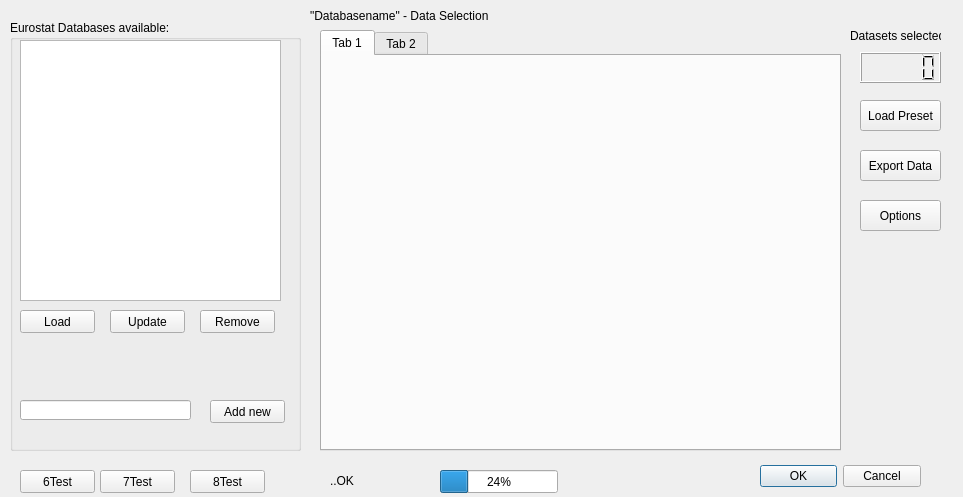
This is app/gui/base.ui in petres/eurostat as Qt 5 draws it before an edit. The edited form follows.
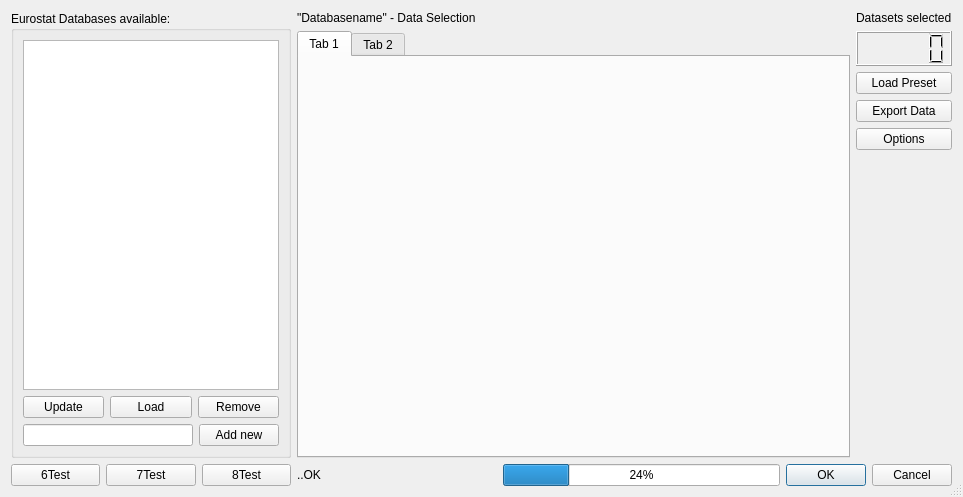
This is the edited form.

Commit message: dialog grid layouts

The edit to the form file:
```diff
--- a/app/gui/base.ui
+++ b/app/gui/base.ui
@@ -13,287 +13,203 @@
   <property name="windowTitle">
    <string>Dialog</string>
   </property>
-  <widget class="QDialogButtonBox" name="buttonBox">
-   <property name="geometry">
-    <rect>
-     <x>760</x>
-     <y>460</y>
-     <width>161</width>
-     <height>32</height>
-    </rect>
-   </property>
-   <property name="styleSheet">
-    <string notr="true"/>
-   </property>
-   <property name="orientation">
-    <enum>Qt::Horizontal</enum>
-   </property>
-   <property name="standardButtons">
-    <set>QDialogButtonBox::Cancel|QDialogButtonBox::Ok</set>
-   </property>
-  </widget>
-  <widget class="QLabel" name="label_2">
-   <property name="geometry">
-    <rect>
-     <x>310</x>
-     <y>0</y>
-     <width>181</width>
-     <height>31</height>
-    </rect>
-   </property>
-   <property name="text">
-    <string>&quot;Databasename&quot; - Data Selection</string>
-   </property>
-  </widget>
-  <widget class="QTabWidget" name="tabWidget">
-   <property name="geometry">
-    <rect>
-     <x>320</x>
-     <y>30</y>
-     <width>521</width>
-     <height>421</height>
-    </rect>
-   </property>
-   <property name="currentIndex">
-    <number>0</number>
-   </property>
-   <widget class="QWidget" name="tab">
-    <attribute name="title">
-     <string>Tab 1</string>
-    </attribute>
-   </widget>
-   <widget class="QWidget" name="tab_2">
-    <attribute name="title">
-     <string>Tab 2</string>
-    </attribute>
-   </widget>
-  </widget>
-  <widget class="QPushButton" name="pushButton_5">
-   <property name="geometry">
-    <rect>
-     <x>860</x>
-     <y>150</y>
-     <width>81</width>
-     <height>31</height>
-    </rect>
-   </property>
-   <property name="text">
-    <string>Export Data</string>
-   </property>
-  </widget>
+  <property name="sizeGripEnabled">
+   <bool>true</bool>
+  </property>
+  <layout class="QGridLayout" name="gridLayout">
+   <item row="0" column="0" colspan="3">
+    <layout class="QVBoxLayout" name="verticalLayout">
+     <item>
   <widget class="QGroupBox" name="groupBox_2">
-   <property name="geometry">
-    <rect>
-     <x>10</x>
-     <y>20</y>
-     <width>291</width>
-     <height>431</height>
-    </rect>
-   </property>
    <property name="title">
     <string>Eurostat Databases available:</string>
    </property>
-   <widget class="QPushButton" name="pushButton_2">
-    <property name="geometry">
-     <rect>
-      <x>200</x>
-      <y>380</y>
-      <width>75</width>
-      <height>23</height>
-     </rect>
-    </property>
-    <property name="text">
-     <string>Add new</string>
-    </property>
-   </widget>
+       <layout class="QVBoxLayout" name="verticalLayout_2">
+        <item>
+         <widget class="QTableWidget" name="tableWidget_3"/>
+        </item>
+        <item>
+         <layout class="QHBoxLayout" name="horizontalLayout_4">
+          <item>
    <widget class="QPushButton" name="pushButton_3">
-    <property name="geometry">
-     <rect>
-      <x>100</x>
-      <y>290</y>
-      <width>75</width>
-      <height>23</height>
-     </rect>
-    </property>
     <property name="text">
      <string>Update</string>
     </property>
    </widget>
+          </item>
+          <item>
    <widget class="QPushButton" name="pushButton">
-    <property name="geometry">
-     <rect>
-      <x>10</x>
-      <y>290</y>
-      <width>75</width>
-      <height>23</height>
-     </rect>
-    </property>
     <property name="text">
      <string>Load</string>
     </property>
    </widget>
-   <widget class="QLineEdit" name="lineEdit">
-    <property name="geometry">
-     <rect>
-      <x>10</x>
-      <y>380</y>
-      <width>171</width>
-      <height>20</height>
-     </rect>
-    </property>
-   </widget>
+          </item>
+          <item>
    <widget class="QPushButton" name="pushButton_9">
-    <property name="geometry">
-     <rect>
-      <x>190</x>
-      <y>290</y>
-      <width>75</width>
-      <height>23</height>
-     </rect>
-    </property>
     <property name="text">
      <string>Remove</string>
     </property>
    </widget>
-   <widget class="QTableWidget" name="tableWidget_3">
-    <property name="geometry">
-     <rect>
-      <x>10</x>
-      <y>20</y>
-      <width>261</width>
-      <height>261</height>
-     </rect>
-    </property>
-   </widget>
-  </widget>
+          </item>
+         </layout>
+        </item>
+        <item>
+         <layout class="QHBoxLayout" name="horizontalLayout_3">
+          <item>
+           <widget class="QLineEdit" name="lineEdit"/>
+          </item>
+          <item>
+           <widget class="QPushButton" name="pushButton_2">
+            <property name="text">
+             <string>Add new</string>
+            </property>
+           </widget>
+          </item>
+         </layout>
+        </item>
+       </layout>
+      </widget>
+     </item>
+    </layout>
+   </item>
+   <item row="0" column="3" colspan="3">
+    <layout class="QVBoxLayout" name="verticalLayout_4">
+     <item>
+      <widget class="QLabel" name="label_2">
+       <property name="text">
+        <string>&quot;Databasename&quot; - Data Selection</string>
+       </property>
+      </widget>
+     </item>
+     <item>
+      <widget class="QTabWidget" name="tabWidget">
+       <property name="currentIndex">
+        <number>0</number>
+       </property>
+       <widget class="QWidget" name="tab">
+        <attribute name="title">
+         <string>Tab 1</string>
+        </attribute>
+       </widget>
+       <widget class="QWidget" name="tab_2">
+        <attribute name="title">
+         <string>Tab 2</string>
+        </attribute>
+       </widget>
+      </widget>
+     </item>
+    </layout>
+   </item>
+   <item row="0" column="6">
+    <layout class="QVBoxLayout" name="verticalLayout_3">
+     <item>
   <widget class="QLabel" name="label_7">
-   <property name="geometry">
-    <rect>
-     <x>850</x>
-     <y>20</y>
-     <width>91</width>
-     <height>31</height>
-    </rect>
-   </property>
    <property name="text">
     <string>Datasets selected</string>
    </property>
   </widget>
+     </item>
+     <item>
   <widget class="QLCDNumber" name="lcdNumber">
-   <property name="geometry">
-    <rect>
-     <x>860</x>
-     <y>52</y>
-     <width>81</width>
-     <height>31</height>
-    </rect>
-   </property>
-  </widget>
+       <property name="minimumSize">
+        <size>
+         <width>0</width>
+         <height>35</height>
+        </size>
+       </property>
+      </widget>
+     </item>
+     <item>
+      <widget class="QPushButton" name="pushButton_4">
+       <property name="text">
+        <string>Load Preset</string>
+       </property>
+      </widget>
+     </item>
+     <item>
+      <widget class="QPushButton" name="pushButton_5">
+       <property name="text">
+        <string>Export Data</string>
+       </property>
+      </widget>
+     </item>
+     <item>
+      <widget class="QPushButton" name="pushButton_10">
+       <property name="text">
+        <string>Options</string>
+       </property>
+      </widget>
+     </item>
+     <item>
+      <spacer name="verticalSpacer">
+       <property name="orientation">
+        <enum>Qt::Vertical</enum>
+       </property>
+       <property name="sizeHint" stdset="0">
+        <size>
+         <width>20</width>
+         <height>40</height>
+        </size>
+       </property>
+      </spacer>
+     </item>
+    </layout>
+   </item>
+   <item row="1" column="0">
   <widget class="QPushButton" name="pushButton_6">
-   <property name="geometry">
-    <rect>
-     <x>20</x>
-     <y>470</y>
-     <width>75</width>
-     <height>23</height>
-    </rect>
-   </property>
    <property name="text">
     <string>6Test</string>
    </property>
   </widget>
+   </item>
+   <item row="1" column="1">
   <widget class="QPushButton" name="pushButton_7">
-   <property name="geometry">
-    <rect>
-     <x>100</x>
-     <y>470</y>
-     <width>75</width>
-     <height>23</height>
-    </rect>
-   </property>
    <property name="text">
     <string>7Test</string>
    </property>
   </widget>
+   </item>
+   <item row="1" column="2">
   <widget class="QPushButton" name="pushButton_8">
-   <property name="geometry">
-    <rect>
-     <x>190</x>
-     <y>470</y>
-     <width>75</width>
-     <height>23</height>
-    </rect>
-   </property>
    <property name="text">
     <string>8Test</string>
    </property>
   </widget>
+   </item>
+   <item row="1" column="3">
   <widget class="QLabel" name="label">
-   <property name="geometry">
-    <rect>
-     <x>330</x>
-     <y>470</y>
-     <width>151</width>
-     <height>21</height>
-    </rect>
+     <property name="minimumSize">
+      <size>
+       <width>200</width>
+       <height>0</height>
+      </size>
    </property>
    <property name="text">
     <string>..OK</string>
    </property>
   </widget>
-  <widget class="QPushButton" name="pushButton_4">
-   <property name="geometry">
-    <rect>
-     <x>860</x>
-     <y>100</y>
-     <width>81</width>
-     <height>31</height>
-    </rect>
-   </property>
-   <property name="text">
-    <string>Load Preset</string>
-   </property>
-  </widget>
-  <widget class="QPushButton" name="pushButton_10">
-   <property name="geometry">
-    <rect>
-     <x>860</x>
-     <y>200</y>
-     <width>81</width>
-     <height>31</height>
-    </rect>
-   </property>
-   <property name="text">
-    <string>Options</string>
-   </property>
-  </widget>
+   </item>
+   <item row="1" column="4">
   <widget class="QProgressBar" name="progressBar">
-   <property name="geometry">
-    <rect>
-     <x>440</x>
-     <y>470</y>
-     <width>118</width>
-     <height>23</height>
-    </rect>
-   </property>
    <property name="value">
     <number>24</number>
    </property>
   </widget>
-  <zorder>groupBox_2</zorder>
-  <zorder>buttonBox</zorder>
-  <zorder>label_2</zorder>
-  <zorder>tabWidget</zorder>
-  <zorder>pushButton_5</zorder>
-  <zorder>label_7</zorder>
-  <zorder>lcdNumber</zorder>
-  <zorder>pushButton_6</zorder>
-  <zorder>pushButton_7</zorder>
-  <zorder>pushButton_8</zorder>
-  <zorder>label</zorder>
-  <zorder>pushButton_4</zorder>
-  <zorder>pushButton_10</zorder>
-  <zorder>progressBar</zorder>
+   </item>
+   <item row="1" column="5" colspan="2">
+    <widget class="QDialogButtonBox" name="buttonBox">
+     <property name="styleSheet">
+      <string notr="true"/>
+     </property>
+     <property name="orientation">
+      <enum>Qt::Horizontal</enum>
+     </property>
+     <property name="standardButtons">
+      <set>QDialogButtonBox::Cancel|QDialogButtonBox::Ok</set>
+     </property>
+    </widget>
+   </item>
+  </layout>
  </widget>
  <tabstops>
   <tabstop>pushButton_2</tabstop>
```
Lines whose indentation alone changed are shown as unchanged. The commit also changes 4 other files.
